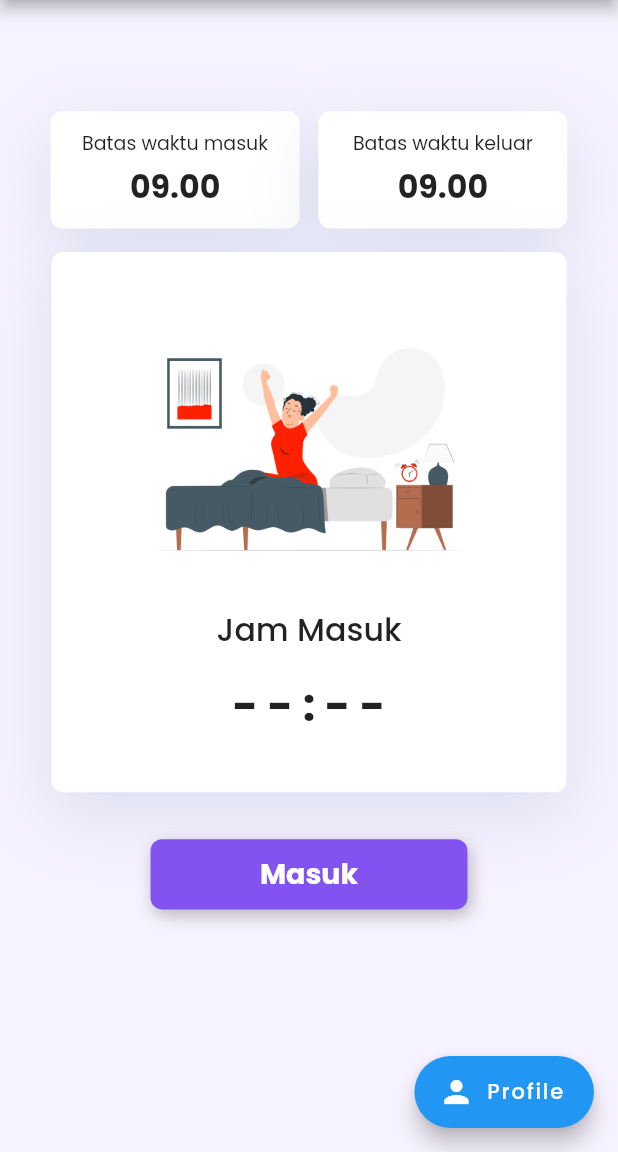
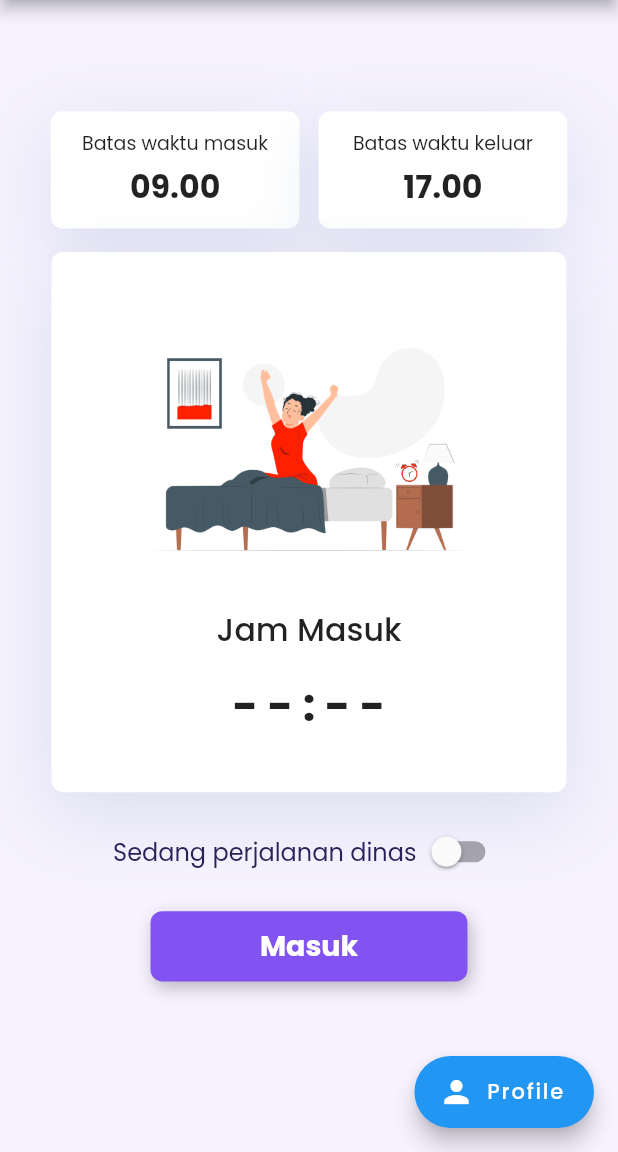
Before and after one commit to MikaSRahwono/Presensi-Kab-Pidie, a Flutter app: the HomePage screen opened directly, on a phone screen of 412 x 824 dp, the part 84-1236 px from its top. Run offline on Flutter 3.47's test engine with Material 2 defaults, Android fonts, the phone set to English and light mode, and no system bars; drawn by our look-alikes of auto_size_text; our stand-ins replace flutter_countdown_timer, flutter_screenutil, flutter_secure_storage, flutter_svg, geolocator, google_fonts; accounts and stored records are empty; network calls fail.

Commit message:
Implementing section dinas in presensi page

```diff
--- a/lib/features/home/presentation/page/home.dart
+++ b/lib/features/home/presentation/page/home.dart
@@ -15,10 +15,13 @@ class _HomePageState extends State<HomePage> {
   late Future<http.Response?> respData;
   bool _dinas = false;
   late String status = '';
+  late String clockin = '';
+  late String clokcOut = '';
   String lat = '';
   String longi = '';
   String _flag = '';
-  Map<String, String> encodeBody = {};
+  late Map<String, String> encodeBody = {};
+
 
   // @override
   // void initState() {
@@ -41,6 +44,12 @@ class _HomePageState extends State<HomePage> {
     }
     );
   }
+  @override
+  void dispose() {
+    // dispose any resources
+    super.dispose();
+  }
+
 
   @override
   void didChangeDependencies() {
@@ -202,21 +211,18 @@ class _HomePageState extends State<HomePage> {
                       // TODO:  Navigator to homepage using push replacement
 
 
+                      if (status == ""){
 
-                      status = dataUser.getPresensi()?.status.toString() ?? '',
 
-                      if (status == ""){
-                        onTapStatusAbsensi(context, "masuk"),
-                        print("masuk di display dialog awal"),
                         respData = dataUser.postRequestWithJWT("http://10.0.2.2:8000/presensi/", _encodeBody),
                         respData.then((response_) {
                           print(response_?.statusCode);
                           if (response_?.statusCode == 200){
+                            onTapStatusAbsensi(context, "masuk");
+                            dataUser.getData("http://10.0.2.2:8000/presensi/");
+                            Navigator.of(context,rootNavigator: true).pop();
                             dataUser.presensiModel = Presensi.fromJson(jsonDecode(response_!.body));
                             onTapClockIn(context, DateFormat('hh:mm').format(DateTime.now()));
-
-                            print("ini adalah flag absensi di dalam if: " + dataUser.flagAbsensi.toString());
-                            Navigator.pop(context);
                           }
                           else {
                             // Error response
@@ -224,15 +230,18 @@ class _HomePageState extends State<HomePage> {
                           }
                         }
 
-                        )},
-                      if (status == "masuk"){
-                        onTapStatusAbsensi(context, "keluar"),
+                        )
+                      }
+                      else if (status == "masuk"){
                       respData = dataUser.putRequestWithJWT("http://10.0.2.2:8000/presensi/", _encodeBody),
                         respData.then((response_) {
                           if (response_?.statusCode == 200){
+                            onTapStatusAbsensi(context, "keluar");
+                            dataUser.getData("http://10.0.2.2:8000/presensi/");
+                            Navigator.of(context,rootNavigator: true).pop();
                             dataUser.presensiModel = Presensi.fromJson(jsonDecode(response_!.body));
-                            onTapClockOut(context, DateFormat('hh:mm').format(DateTime.now()));
-                            Navigator.pop(context);
+                            onTapClockIn(context, DateFormat('hh:mm').format(DateTime.now()));
+
                           }
 
                           else {
@@ -241,9 +250,11 @@ class _HomePageState extends State<HomePage> {
                           }
                         }
 
-                        )
+                        ),
+
+
                       },
-
+                      // Navigator.pop(context),
                     },
                     child: Container(
                       width: 128.w,
@@ -282,13 +293,8 @@ class _HomePageState extends State<HomePage> {
 
   Widget _buildAbsensiContent(BuildContext context) {
     final dataUser = Provider.of<UserProvider>(context);
-    String _clockIn = dataUser.getClockIn().toString() ?? '- - : - -';
-    String _clockOut = dataUser.getClockOut().toString() ?? '- - : - -';
-    // print(_flag);
-    // print(_clockIn);
-    // print(_clockOut);
-    // print("flag status" + _flag!);
-    print("ini flag absensi " + status);
+    String _clockIn = dataUser.getPresensi()?.data.jamAbsensiMasuk ?? '- - : - -';
+    String _clockOut = dataUser.getPresensi()?.data.jamAbsensiKeluar ?? '- - : - -';
     switch (status) {
       case "masuk":
         return
@@ -369,7 +375,7 @@ class _HomePageState extends State<HomePage> {
                           ),
                           Padding(
                             padding: EdgeInsets.only(top:4.0.h,),
-                            child: Text("09.00", style: TextStyle(
+                            child: Text("17.00", style: TextStyle(
                               fontSize: 20.sp,
                               fontFamily: 'Poppins',
                               fontWeight: FontWeight.w700,
@@ -418,7 +424,7 @@ class _HomePageState extends State<HomePage> {
                         ),
                       ),
                       SizedBox(height: 12.h,),
-                      Text(_clockIn,
+                      Text(_clockIn.substring(0,5) ?? '',
                         style: TextStyle(
                           fontSize: 28.sp,
                           fontFamily: 'Poppins',
@@ -458,7 +464,43 @@ class _HomePageState extends State<HomePage> {
                   ),
                 ),
               ),
-              SizedBox(height: 32.h,),
+              SizedBox(height: 16.h,),
+              Center(
+                child: Row(
+                  mainAxisAlignment: MainAxisAlignment.center,
+                  children: [
+                    AutoSizeText("Sedang perjalanan dinas",
+                        maxFontSize: 16,
+                        maxLines: 1,
+                        textAlign: TextAlign.center,
+                        style: TextStyle(
+                            fontSize: 16.sp,
+                            color: Color.fromRGBO(40, 34, 86, 1),
+                            fontWeight: FontWeight.w400,
+                            fontFamily: "Poppins")
+                    ),
+                    Switch(
+                      value: _dinas,
+                      activeColor: Colors.redAccent,
+                      onChanged: (value) {
+                        setState(() {
+                          _dinas = value;
+                          if (_dinas) {
+                            _dinas = true;
+                            dataUser.setFlagDinas("Perjalanan Dinas");
+                            print(dataUser.getFlagDinas().toString());
+                          } else {
+                            _dinas = false;
+                            dataUser.setFlagDinas("");
+                            print(dataUser.getFlagDinas().toString());
+                          }
+                        });
+                      },
+                    ),
+                  ],
+                ),
+              ),
+              SizedBox(height: 16.h,),
               Center(
                 child: InkWell(
                   onTap: () => {
@@ -471,7 +513,7 @@ class _HomePageState extends State<HomePage> {
                     encodeBody['date_time'] = DateFormat('yyyy-MM-dd H:m:s').format(DateTime.now()).toString(),
                     encodeBody['latitude'] = lat,
                     encodeBody['longitude'] = longi,
-                    encodeBody['status'] = '',
+                    encodeBody['status'] = dataUser.flagDinas!,
                     displayDialog(
                         context, "Anda yakin ingin absen keluar?", "iya, keluar!", dataUser,  encodeBody)
 
@@ -590,7 +632,7 @@ class _HomePageState extends State<HomePage> {
                           ),
                           Padding(
                             padding: EdgeInsets.only(top:4.0.h,),
-                            child: Text("09.00",
+                            child: Text("17.00",
                               style: TextStyle(
                                 fontSize: 20.sp,
                                 fontFamily: 'Poppins',
@@ -642,7 +684,7 @@ class _HomePageState extends State<HomePage> {
                         ),
                       ),
                       SizedBox(height: 12.h,),
-                      Text(_clockIn,
+                      Text(_clockIn.substring(0,5) ?? '',
                         style: TextStyle(
                           fontSize: 28.sp,
                           fontFamily: 'Poppins',
@@ -667,7 +709,7 @@ class _HomePageState extends State<HomePage> {
                       SizedBox(height: 12.h,),
                       Padding(
                         padding: EdgeInsets.only(top:4.0.h,),
-                        child: Text(_clockOut,
+                        child: Text(_clockOut.substring(0,5) ?? '',
                           style: TextStyle(
                             fontSize: 28.sp,
                             fontFamily: 'Poppins',
@@ -690,7 +732,43 @@ class _HomePageState extends State<HomePage> {
                   ),
                 ),
               ),
-              SizedBox(height: 32.h,),
+              SizedBox(height: 16.h,),
+              Center(
+                child: Row(
+                  mainAxisAlignment: MainAxisAlignment.center,
+                  children: [
+                    AutoSizeText("Sedang perjalanan dinas",
+                        maxFontSize: 16,
+                        maxLines: 1,
+                        textAlign: TextAlign.center,
+                        style: TextStyle(
+                            fontSize: 16.sp,
+                            color: Color.fromRGBO(40, 34, 86, 1),
+                            fontWeight: FontWeight.w400,
+                            fontFamily: "Poppins")
+                    ),
+                    Switch(
+                      activeColor: Colors.redAccent,
+                      value: _dinas,
+                      onChanged: (value) {
+                        setState(() {
+                          _dinas = value;
+                          if (_dinas) {
+                            _dinas = true;
+                            dataUser.setFlagDinas("Perjalanan Dinas");
+                            print(dataUser.getFlagDinas().toString());
+                          } else {
+                            _dinas = false;
+                            dataUser.setFlagDinas("");
+                            print(dataUser.getFlagDinas().toString());
+                          }
+                        });
+                      },
+                    ),
+                  ],
+                ),
+              ),
+              SizedBox(height: 16.h,),
               Center(
                 child: InkWell(
                   onTap: null,
@@ -806,7 +884,7 @@ class _HomePageState extends State<HomePage> {
                         ),
                         Padding(
                           padding: EdgeInsets.only(top:4.0.h,),
-                          child: Text("09.00", style: TextStyle(
+                          child: Text("17.00", style: TextStyle(
                             fontSize: 20.sp,
                             fontFamily: 'Poppins',
                             fontWeight: FontWeight.w700,
@@ -864,24 +942,43 @@ class _HomePageState extends State<HomePage> {
                 ),
               ),
             ),
-            SizedBox(height: 32.h,),
-            // Switch(
-            //   value: _dinas,
-            //   onChanged: (value) {
-            //     setState(() {
-            //       _dinas = value;
-            //       if (_dinas) {
-            //         _dinas = true;
-            //         dataUser.setFlagDinas("Perjalanan Dinas");
-            //       } else {
-            //         _dinas = false;
-            //         dataUser.setFlagDinas("");
-            //       }
-            //     });
-            //   },
-            // ),
-            // Text(_dinas ? "Perjalanan Dinas" : ""),
-            // Text(dataUser.getFlagDinas().toString()),
+            SizedBox(height: 16.h,),
+            Center(
+              child: Row(
+                mainAxisAlignment: MainAxisAlignment.center,
+                children: [
+                  AutoSizeText("Sedang perjalanan dinas",
+                      maxFontSize: 16,
+                      maxLines: 1,
+                      textAlign: TextAlign.center,
+                      style: TextStyle(
+                          fontSize: 16.sp,
+                          color: Color.fromRGBO(40, 34, 86, 1),
+                          fontWeight: FontWeight.w400,
+                          fontFamily: "Poppins")
+                  ),
+                  Switch(
+                    activeColor: Colors.redAccent,
+                    value: _dinas,
+                    onChanged: (value) {
+                      setState(() {
+                        _dinas = value;
+                        if (_dinas) {
+                          _dinas = true;
+                          dataUser.setFlagDinas("Perjalanan Dinas");
+                          print(dataUser.getFlagDinas().toString());
+                        } else {
+                          _dinas = false;
+                          dataUser.setFlagDinas("");
+                          print(dataUser.getFlagDinas().toString());
+                        }
+                      });
+                    },
+                  ),
+                ],
+              ),
+            ),
+            SizedBox(height: 16.h,),
             Center(
               child: InkWell(
                 onTap: () => {
@@ -899,7 +996,7 @@ class _HomePageState extends State<HomePage> {
                   encodeBody['date_time'] = DateFormat('yyyy-MM-dd H:m:s').format(DateTime.now()).toString(),
                   encodeBody['latitude'] = lat,
                   encodeBody['longitude'] = longi,
-                  encodeBody['status'] = '',
+                  encodeBody['status'] = dataUser.flagDinas!,
                   displayDialog(
                       context, "Anda yakin ingin absen masuk?", "iya, masuk!", dataUser,  encodeBody)
 
@@ -940,11 +1037,11 @@ class _HomePageState extends State<HomePage> {
         );
     }
   }
-  void onTapStatusAbsensi(BuildContext context, _flag) {
+  void onTapStatusAbsensi(BuildContext context, flagg) {
     final dataUser = Provider.of<UserProvider>(context, listen: false);
     if (mounted) {
       setState(() {
-        dataUser.presensiModel?.status = _flag;
+        status = flagg;
       });
     }
     }
```
Also changed, not shown: lib/features/authentication/presentation/provider/user_provider.dart (+21 -0 lines).
